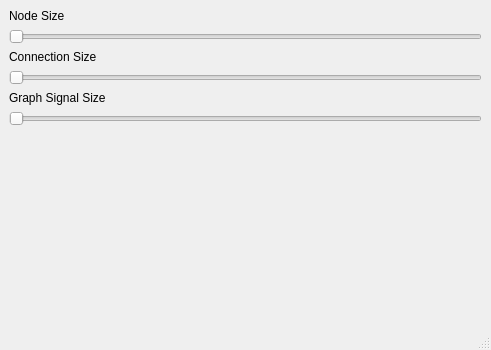
The window that networksettings.ui (Namr/Connected) describes before a commit, drawn with Qt 5.
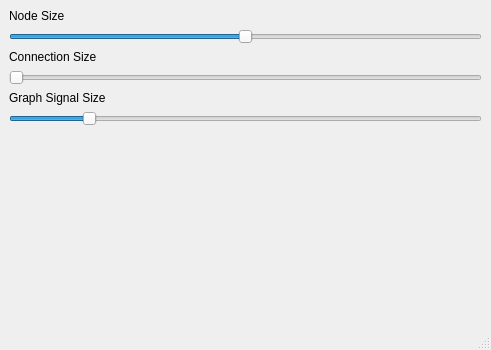
The same window after the commit.

The edit to the form file:
```diff
--- a/networksettings.ui
+++ b/networksettings.ui
@@ -26,6 +26,12 @@
       </item>
       <item>
        <widget class="QSlider" name="nodeSizeSlider">
+        <property name="maximum">
+         <number>300</number>
+        </property>
+        <property name="value">
+         <number>150</number>
+        </property>
         <property name="orientation">
          <enum>Qt::Horizontal</enum>
         </property>
@@ -54,6 +60,15 @@
       </item>
       <item>
        <widget class="QSlider" name="GraphSignalSizeSlider">
+        <property name="minimum">
+         <number>1</number>
+        </property>
+        <property name="maximum">
+         <number>120</number>
+        </property>
+        <property name="value">
+         <number>20</number>
+        </property>
         <property name="orientation">
          <enum>Qt::Horizontal</enum>
         </property>
```
Left out of the diff: 8 changed lines with no effect on the pictures.
